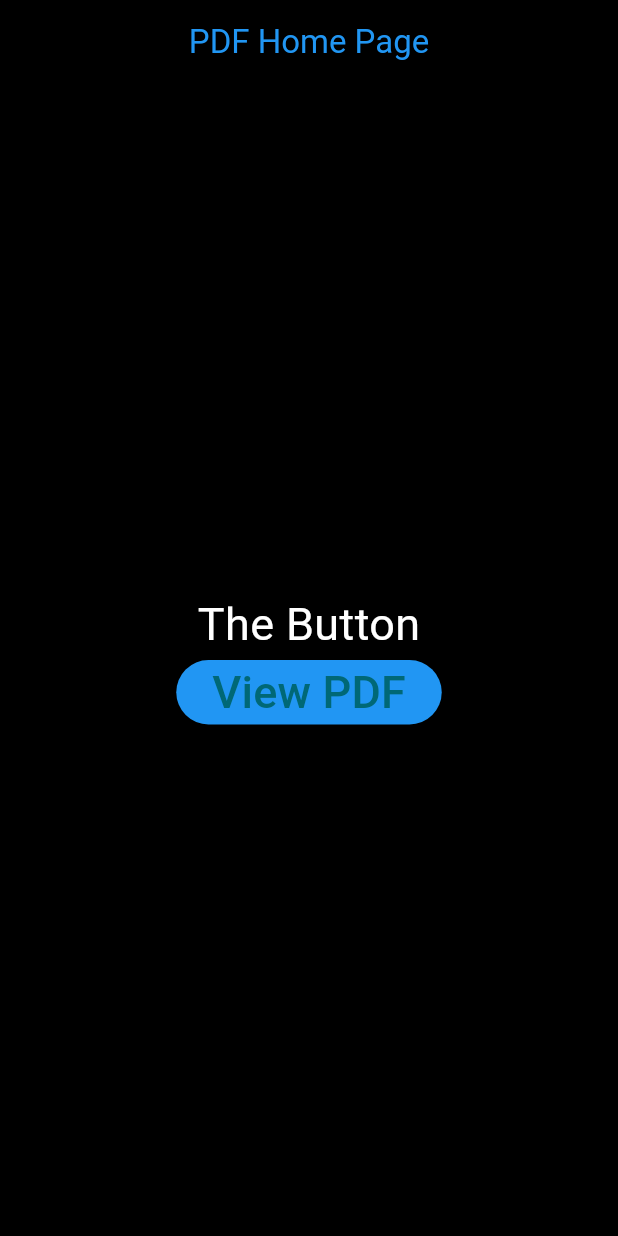
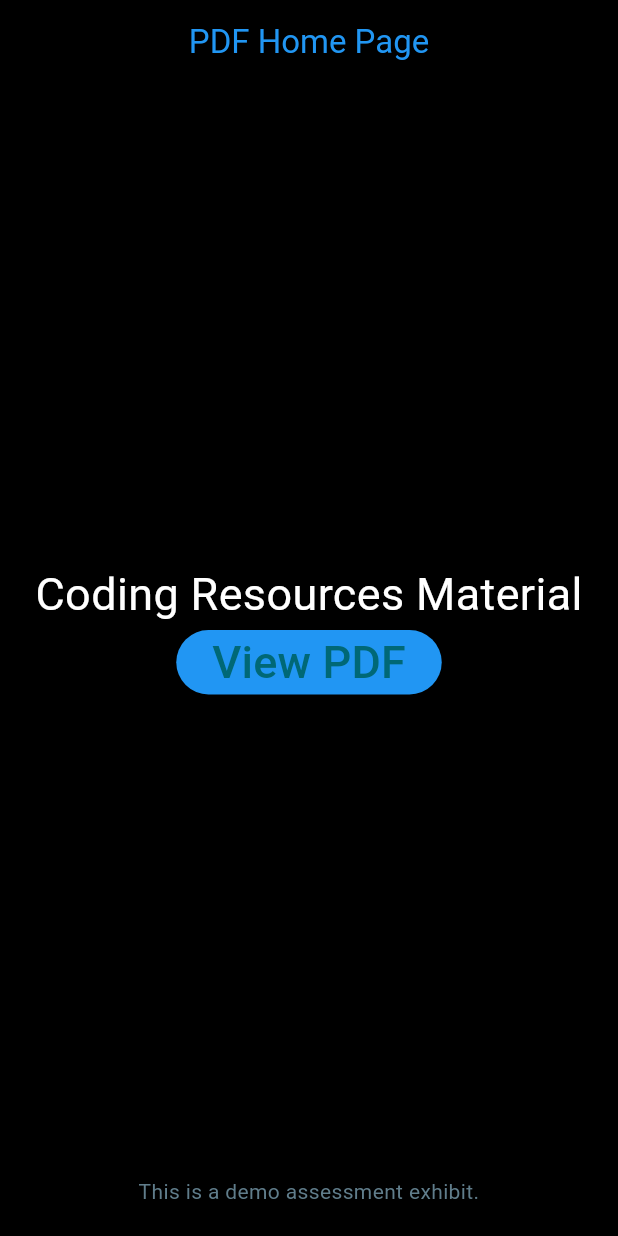
Before and after one commit to elecxDev/pdf_viewer_app, a Flutter app: the screen it shows after launch, on a phone screen of 412 x 824 dp. Run offline on Flutter 3.47's test engine with Material 3 defaults, Android fonts, the phone set to English and light mode, and no system bars; missing offline and left inert: syncfusion_flutter_pdfviewer.

```diff
--- a/lib/main.dart
+++ b/lib/main.dart
@@ -35,25 +35,29 @@ class DemoPage extends StatelessWidget{
         shadowColor: Colors.amber,
         foregroundColor: Colors.blue,
       ),
-      body: Center(
+      body: Column(
+        children: [
+          Expanded(
+            child: Center(
               child: Column(
                 mainAxisAlignment: MainAxisAlignment.center,
                 children: <Widget>[
                   const Text(
-              "The Button",
+                    "Coding Resources Material",
                     style: TextStyle(
                       color: Colors.white,
-                fontSize: 30
+                      fontSize: 30,
                     ),
                   ),
                   ElevatedButton(
-              onPressed: (){
+                    onPressed: () {
                       Navigator.push(
                         context,
                         MaterialPageRoute(
-                    builder: (context){
+                          builder: (context) {
                             return const PDFViewerPage();
-                    })
+                          },
+                        ),
                       );
                     },
                     style: ElevatedButton.styleFrom(
@@ -62,13 +66,27 @@ class DemoPage extends StatelessWidget{
                     child: const Text(
                       "View PDF",
                       style: TextStyle(
-                  fontSize: 30
+                        fontSize: 30,
                       ),
                     ),
-            )
+                  ),
                 ],
               ),
             ),
+          ),
+          const Padding(
+            padding: EdgeInsets.only(bottom: 20),
+            child: Text(
+              "This is a demo assessment exhibit.",
+              textAlign: TextAlign.center,
+              style: TextStyle(
+                color: Colors.blueGrey,
+              ),
+            ),
+          ),
+        ],
+      ),
+
       backgroundColor: Colors.black,
 
     );
@@ -88,7 +106,7 @@ class _PDFViewerPageState extends State<PDFViewerPage> {
     return Scaffold(
       appBar: AppBar(
         centerTitle: true,
-        title: Text("THE PDF"),
+        title: Text("Coding Resources"),
         backgroundColor: Colors.black,
         foregroundColor: Colors.white,
         leading: IconButton(
```
Lines whose indentation alone changed are shown as unchanged.
